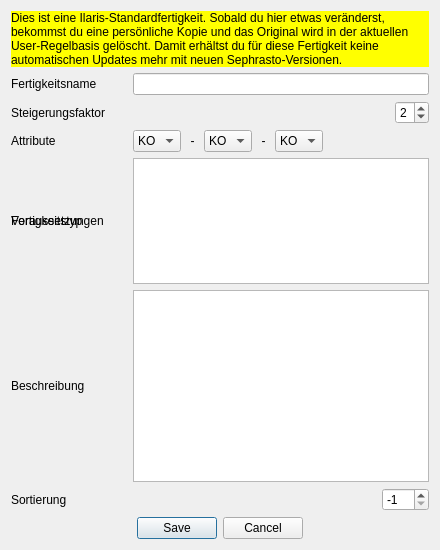
Old version of the form UI/DatenbankEditFertigkeit.ui in the repository Aeolitus/Sephrasto.
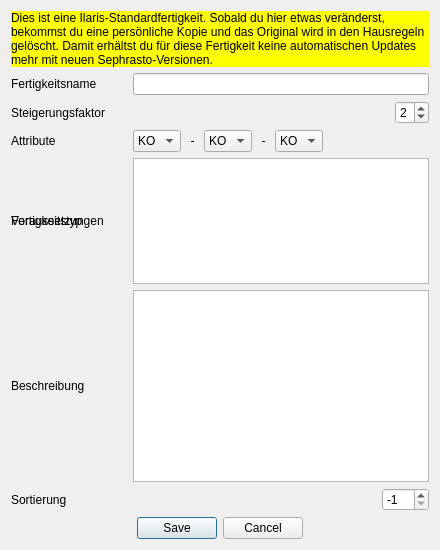
New version of the form.

Commit message: - Added two alternative visual themes: Fusion and Fusion Dark - Settings: cleaned up layout; renamed the cryptic "Nutzer-Regelbasis" to "Hausregeln"; added theme selection; added application restart if plugin or theme changes - Database editors: renamed the cryptic "Nutzer-Regelbasis" to "Hausregeln"; forced font in yellow warning labels to black, so it's always readable independent of the theme font color

The edit to the form file:
```diff
--- a/UI/DatenbankEditFertigkeit.ui
+++ b/UI/DatenbankEditFertigkeit.ui
@@ -380,10 +380,10 @@
         <bool>false</bool>
        </property>
        <property name="styleSheet">
-        <string notr="true">background-color: rgb(255, 255, 0);</string>
+        <string notr="true">background-color: rgb(255, 255, 0); color: black;</string>
        </property>
        <property name="text">
-        <string>Dies ist eine Ilaris-Standardfertigkeit. Sobald du hier etwas veränderst, bekommst du eine persönliche Kopie und das Original wird in der aktuellen User-Regelbasis gelöscht. Damit erhältst du für diese Fertigkeit keine automatischen Updates mehr mit neuen Sephrasto-Versionen.</string>
+        <string>&lt;html&gt;&lt;head/&gt;&lt;body&gt;&lt;p&gt;Dies ist eine Ilaris-Standardfertigkeit. Sobald du hier etwas veränderst, bekommst du eine persönliche Kopie und das Original wird in den Hausregeln gelöscht. Damit erhältst du für diese Fertigkeit keine automatischen Updates mehr mit neuen Sephrasto-Versionen.&lt;/p&gt;&lt;/body&gt;&lt;/html&gt;</string>
        </property>
        <property name="wordWrap">
         <bool>true</bool>
```
The commit also changes 25 other files.
